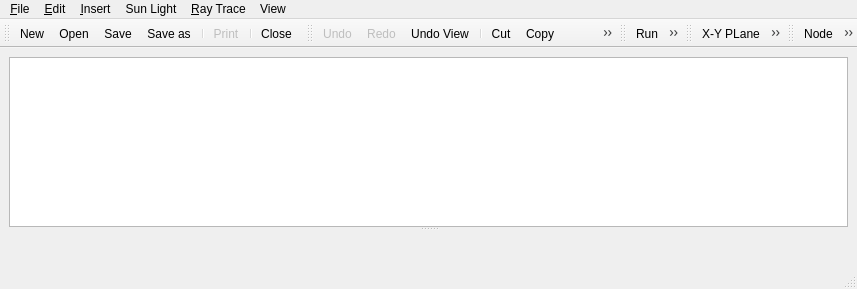
This is TonatiuhProject/src/source/gui/mainwindow.ui in iat-cener/tonatiuh as Qt 5 draws it before an edit. The edited form follows.
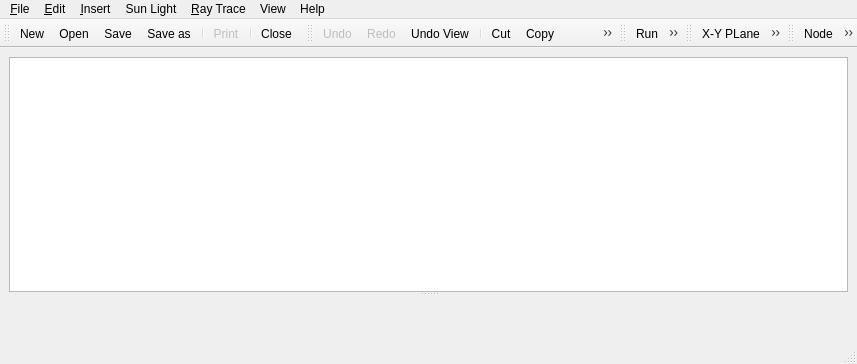
This is the edited form. Icons and pictures are not drawn. Custom widgets are drawn as their Qt base class.

What changed in the file:
```diff
--- a/TonatiuhProject/src/source/gui/mainwindow.ui
+++ b/TonatiuhProject/src/source/gui/mainwindow.ui
@@ -11,7 +11,7 @@
     <x>0</x>
     <y>0</y>
     <width>857</width>
-    <height>289</height>
+    <height>364</height>
    </rect>
   </property>
   <property name="sizePolicy">
@@ -167,12 +167,19 @@
     <addaction name="separator"/>
     <addaction name="actionRayTraceOptions"/>
    </widget>
+   <widget class="QMenu" name="menuHelp">
+    <property name="title">
+     <string>Help</string>
+    </property>
+    <addaction name="actionAbout"/>
+   </widget>
    <addaction name="menuFile"/>
    <addaction name="menuEdit"/>
    <addaction name="menuInsert"/>
    <addaction name="menuSun_Light"/>
    <addaction name="menu_Raytrace"/>
    <addaction name="menuView"/>
+   <addaction name="menuHelp"/>
   </widget>
   <widget class="QStatusBar" name="statusbar"/>
   <widget class="QToolBar" name="fileToolBar">
```
Left out of the diff: 21 changed lines with no effect on the pictures.
